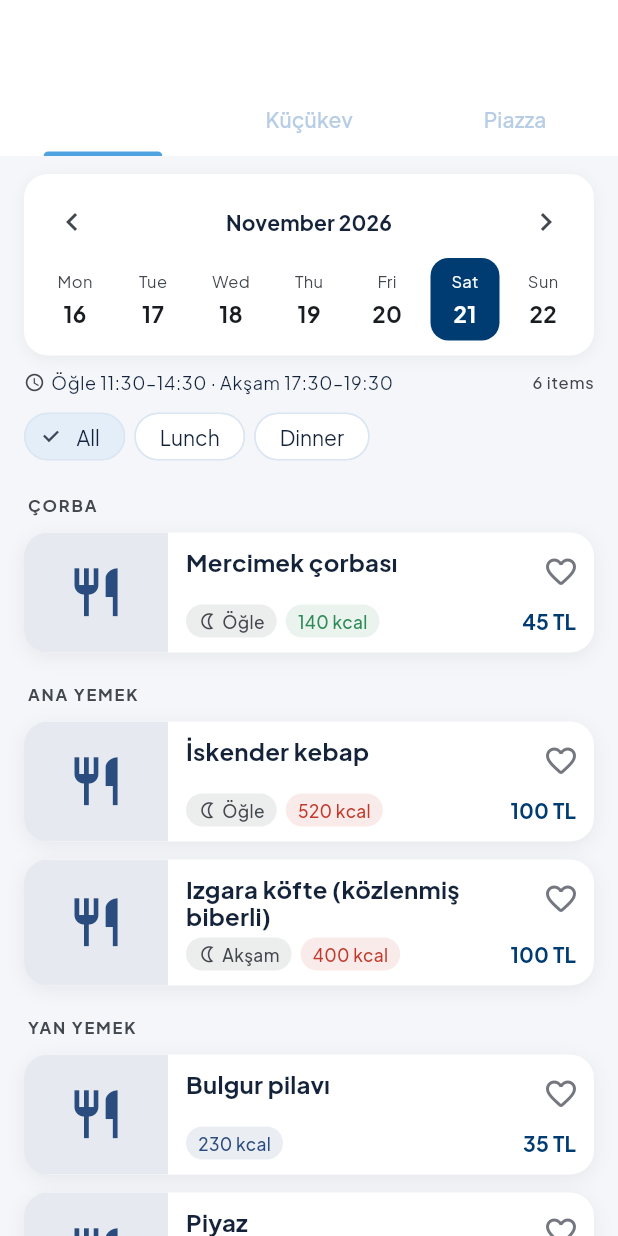
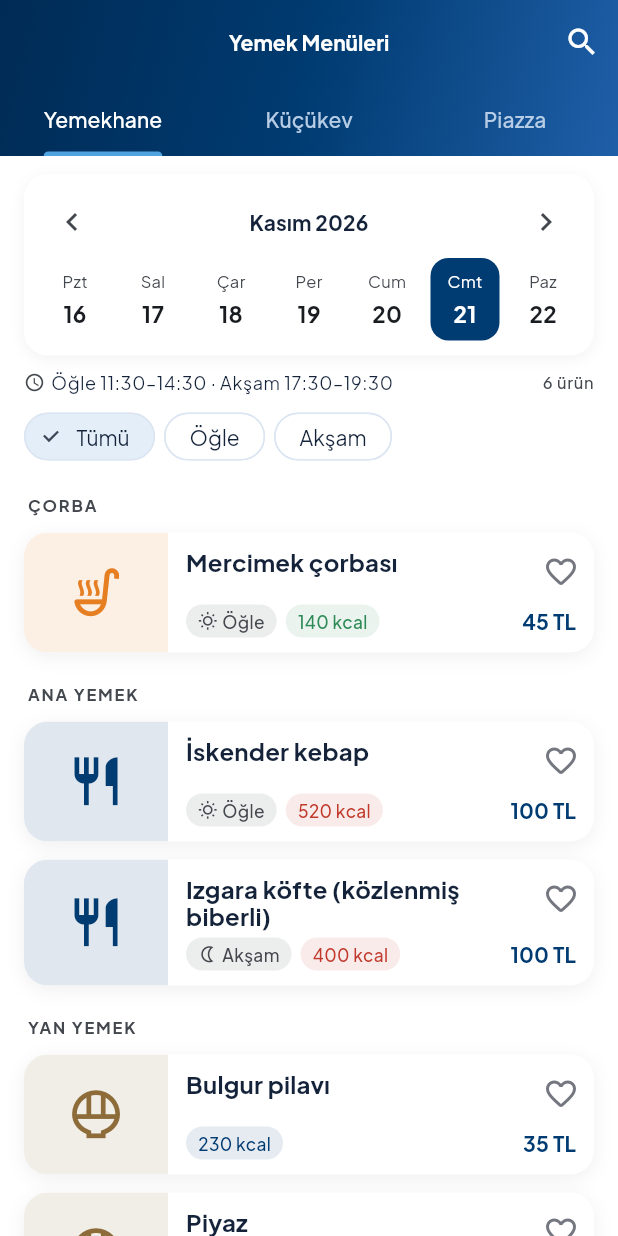
Before and after one commit to ikranurtoksoz/CS310, a Flutter app: the MenusScreen screen opened directly, on a phone screen of 412 x 824 dp. Run offline on Flutter 3.47's test engine with Material 3 defaults, Android fonts, the phone set to English and light mode, and no system bars; our stand-ins replace google_fonts.

Commit message:
feat(dining): restyle Menus screen and MealCard with shared theme

```diff
--- a/survivor_app/lib/screens/menus_screen.dart
+++ b/survivor_app/lib/screens/menus_screen.dart
@@ -1,4 +1,6 @@
 import 'package:flutter/material.dart';
+
+import '../theme/app_theme.dart';
 
 import '../data/mock_meals.dart';
 import '../models/meal.dart';
@@ -17,7 +19,7 @@ class _MenusScreenState extends State<MenusScreen>
   late final TabController _tabs =
       TabController(length: DiningLocation.values.length, vsync: this);
   DateTime _date = DateUtils.dateOnly(DateTime.now());
-  String _slot = 'All';
+  String _slot = 'Tümü';
   String _query = '';
 
   @override
@@ -30,15 +32,16 @@ class _MenusScreenState extends State<MenusScreen>
   Widget build(BuildContext context) {
     final cs = Theme.of(context).colorScheme;
     return Scaffold(
-      backgroundColor: const Color(0xFFF4F6FA),
+      backgroundColor: Colors.transparent,
       appBar: AppBar(
-        title: const Text('Campus Menus'),
-        backgroundColor: cs.surface,
-        surfaceTintColor: Colors.transparent,
+        title: const Text('Yemek Menüleri'),
+        flexibleSpace: Container(
+          decoration: const BoxDecoration(gradient: AppTheme.headerGradient),
+        ),
         actions: [
           IconButton(
             icon: const Icon(Icons.search),
-            tooltip: 'Search dishes',
+            tooltip: 'Yemek ara',
             onPressed: () async {
               final r = await showSearch<String?>(
                   context: context, delegate: _MealSearchDelegate());
@@ -90,8 +93,8 @@ class _LocationMenu extends StatelessWidget {
   final VoidCallback onClearQuery;
 
   static const _order = [
-    'Soup', 'Breakfast', 'Main', 'Pide', 'Pasta', 'Burger', 'Wrap', 'Chicken',
-    'Meat', 'Snack', 'Toast', 'Side', 'Salad', 'Dessert', 'Drink',
+    'Çorba', 'Kahvaltı', 'Ana Yemek', 'Pide', 'Makarna', 'Burger', 'Dürüm',
+    'Tavuk', 'Et', 'Atıştırmalık', 'Tost', 'Yan Yemek', 'Salata', 'Tatlı', 'İçecek',
   ];
 
   @override
@@ -103,7 +106,7 @@ class _LocationMenu extends StatelessWidget {
     final meals = mockMeals
         .where((m) => m.location == location && m.servedOn(date))
         .where((m) => q.isEmpty || m.name.toLowerCase().contains(q))
-        .where((m) => slot == 'All' || m.slot == null || m.slot == slot)
+        .where((m) => slot == 'Tümü' || m.slot == null || m.slot == slot)
         .toList();
 
     final categories = <String>[];
@@ -130,7 +133,7 @@ class _LocationMenu extends StatelessWidget {
                 child: Text(serviceHours[location]!,
                     style: theme.textTheme.bodySmall),
               ),
-              Text('${meals.length} items',
+              Text('${meals.length} ürün',
                   style: theme.textTheme.labelSmall
                       ?.copyWith(color: cs.onSurfaceVariant)),
             ],
@@ -139,7 +142,7 @@ class _LocationMenu extends StatelessWidget {
             const SizedBox(height: 8),
             Row(
               children: [
-                for (final v in ['All', 'Lunch', 'Dinner'])
+                for (final v in ['Tümü', 'Öğle', 'Akşam'])
                   Padding(
                     padding: const EdgeInsets.only(right: 6),
                     child: ChoiceChip(
@@ -158,7 +161,7 @@ class _LocationMenu extends StatelessWidget {
               child: Align(
                 alignment: Alignment.centerLeft,
                 child: InputChip(
-                  label: Text('Search: $query'),
+                  label: Text('Arama: $query'),
                   onDeleted: onClearQuery,
                 ),
               ),
@@ -171,8 +174,8 @@ class _LocationMenu extends StatelessWidget {
                 children: [
                   Icon(Icons.no_meals, size: 48, color: cs.outline),
                   const SizedBox(height: 8),
-                  Text('No dishes found', style: theme.textTheme.titleMedium),
-                  Text('Try another day or clear the search.',
+                  Text('Yemek bulunamadı', style: theme.textTheme.titleMedium),
+                  Text('Başka bir gün seç veya aramayı temizle.',
                       style: theme.textTheme.bodySmall),
                 ],
               ),
@@ -197,8 +200,8 @@ class _LocationMenu extends StatelessWidget {
                     ..showSnackBar(SnackBar(
                       behavior: SnackBarBehavior.floating,
                       content: Text(added
-                          ? '${meal.name} added to favourites'
-                          : '${meal.name} removed from favourites'),
+                          ? '${meal.name} favorilere eklendi'
+                          : '${meal.name} favorilerden çıkarıldı'),
                       duration: const Duration(seconds: 2),
                     ));
                 },
@@ -206,7 +209,7 @@ class _LocationMenu extends StatelessWidget {
           ],
           const SizedBox(height: 16),
           Center(
-            child: Text('Last updated by admin · 08:10',
+            child: Text('Son güncelleme (admin) · 08:10',
                 style: theme.textTheme.bodySmall
                     ?.copyWith(color: cs.onSurfaceVariant)),
           ),
@@ -221,10 +224,10 @@ class _DateStrip extends StatelessWidget {
   final DateTime date;
   final ValueChanged<DateTime> onDate;
 
-  static const _days = ['Mon', 'Tue', 'Wed', 'Thu', 'Fri', 'Sat', 'Sun'];
+  static const _days = ['Pzt', 'Sal', 'Çar', 'Per', 'Cum', 'Cmt', 'Paz'];
   static const _months = [
-    'January', 'February', 'March', 'April', 'May', 'June', 'July',
-    'August', 'September', 'October', 'November', 'December',
+    'Ocak', 'Şubat', 'Mart', 'Nisan', 'Mayıs', 'Haziran', 'Temmuz',
+    'Ağustos', 'Eylül', 'Ekim', 'Kasım', 'Aralık',
   ];
 
   @override
@@ -266,7 +269,7 @@ class _DateStrip extends StatelessWidget {
               ),
               if (!DateUtils.isSameDay(date, today))
                 TextButton(
-                    onPressed: () => onDate(today), child: const Text('Today')),
+                    onPressed: () => onDate(today), child: const Text('Bugün')),
               IconButton(
                 icon: const Icon(Icons.chevron_right),
                 onPressed: () => onDate(date.add(const Duration(days: 7))),
--- a/survivor_app/lib/widgets/meal_card.dart
+++ b/survivor_app/lib/widgets/meal_card.dart
@@ -1,4 +1,6 @@
 import 'package:flutter/material.dart';
+
+import '../theme/app_theme.dart';
 
 import '../models/meal.dart';
 
@@ -18,7 +20,7 @@ class MealCard extends StatelessWidget {
 
   Color _kcalColor(int kcal) {
     if (kcal < 200) return const Color(0xFF2E8B57);
-    if (kcal < 400) return const Color(0xFF2B4C7E);
+    if (kcal < 400) return AppTheme.primaryColor;
     return const Color(0xFFC0392B);
   }
 
@@ -28,7 +30,7 @@ class MealCard extends StatelessWidget {
     final cs = theme.colorScheme;
     final priceText = meal.priceTl != null
         ? '${meal.priceTl!.toStringAsFixed(0)} TL'
-        : (meal.location == DiningLocation.yemekhane ? 'Set menu' : null);
+        : (meal.location == DiningLocation.yemekhane ? 'Fiks menü' : null);
 
     return Container(
       margin: const EdgeInsets.symmetric(vertical: 6),
@@ -78,14 +80,14 @@ class MealCard extends StatelessWidget {
                             child: IconButton(
                               padding: EdgeInsets.zero,
                               tooltip: isFavourite
-                                  ? 'Remove from favourites'
-                                  : 'Add to favourites',
+                                  ? 'Favorilerden çıkar'
+                                  : 'Favorilere ekle',
                               icon: Icon(
                                 isFavourite
                                     ? Icons.favorite_rounded
                                     : Icons.favorite_outline_rounded,
                                 color: isFavourite
-                                    ? const Color(0xFFE53935)
+                                    ? AppTheme.primaryColor
                                     : cs.outline,
                                 size: 24,
                               ),
@@ -114,14 +116,14 @@ class MealCard extends StatelessWidget {
                               children: [
                                 if (meal.slot != null)
                                   _Tag(meal.slot!,
-                                      icon: meal.slot == 'Lunch'
+                                      icon: meal.slot == 'Öğle'
                                           ? Icons.wb_sunny_outlined
                                           : Icons.nightlight_outlined),
                                 if (meal.kcal != null)
                                   _Tag('${meal.kcal} kcal',
                                       color: _kcalColor(meal.kcal!)),
                                 if (!meal.servedToday)
-                                  const _Tag('Not today', color: Colors.grey),
+                                  const _Tag('Bugün yok', color: AppTheme.textSecondary),
                               ],
                             ),
                           ),
@@ -188,44 +190,44 @@ class CategoryTile extends StatelessWidget {
   final double size;
 
   static const _icons = {
-    'Soup': Icons.soup_kitchen_outlined,
-    'Main': Icons.restaurant_outlined,
-    'Side': Icons.rice_bowl_outlined,
-    'Salad': Icons.eco_outlined,
-    'Dessert': Icons.cake_outlined,
-    'Drink': Icons.local_cafe_outlined,
-    'Breakfast': Icons.egg_alt_outlined,
-    'Toast': Icons.breakfast_dining_outlined,
-    'Snack': Icons.fastfood_outlined,
-    'Pasta': Icons.ramen_dining_outlined,
+    'Çorba': Icons.soup_kitchen_outlined,
+    'Ana Yemek': Icons.restaurant_outlined,
+    'Yan Yemek': Icons.rice_bowl_outlined,
+    'Salata': Icons.eco_outlined,
+    'Tatlı': Icons.cake_outlined,
+    'İçecek': Icons.local_cafe_outlined,
+    'Kahvaltı': Icons.egg_alt_outlined,
+    'Tost': Icons.breakfast_dining_outlined,
+    'Atıştırmalık': Icons.fastfood_outlined,
+    'Makarna': Icons.ramen_dining_outlined,
     'Pide': Icons.local_pizza_outlined,
     'Burger': Icons.lunch_dining_outlined,
-    'Wrap': Icons.kebab_dining_outlined,
-    'Chicken': Icons.set_meal_outlined,
-    'Meat': Icons.outdoor_grill_outlined,
+    'Dürüm': Icons.kebab_dining_outlined,
+    'Tavuk': Icons.set_meal_outlined,
+    'Et': Icons.outdoor_grill_outlined,
   };
 
   static const _colors = {
-    'Soup': Color(0xFFE67E22),
-    'Main': Color(0xFF2B4C7E),
-    'Side': Color(0xFF8E6C3A),
-    'Salad': Color(0xFF2E8B57),
-    'Dessert': Color(0xFFC2185B),
-    'Drink': Color(0xFF6D4C41),
-    'Breakfast': Color(0xFFF9A825),
-    'Toast': Color(0xFFD08C2E),
-    'Snack': Color(0xFFE53935),
-    'Pasta': Color(0xFFD4A017),
+    'Çorba': Color(0xFFE67E22),
+    'Ana Yemek': AppTheme.primaryColor,
+    'Yan Yemek': Color(0xFF8E6C3A),
+    'Salata': Color(0xFF2E8B57),
+    'Tatlı': Color(0xFFC2185B),
+    'İçecek': Color(0xFF6D4C41),
+    'Kahvaltı': Color(0xFFF9A825),
+    'Tost': Color(0xFFD08C2E),
+    'Atıştırmalık': AppTheme.primaryColor,
+    'Makarna': Color(0xFFD4A017),
     'Pide': Color(0xFFB7410E),
     'Burger': Color(0xFF8D4E1E),
-    'Wrap': Color(0xFF7B1FA2),
-    'Chicken': Color(0xFFC0392B),
-    'Meat': Color(0xFF6D1B1B),
+    'Dürüm': Color(0xFF7B1FA2),
+    'Tavuk': Color(0xFFC0392B),
+    'Et': Color(0xFF6D1B1B),
   };
 
   @override
   Widget build(BuildContext context) {
-    final c = _colors[category] ?? const Color(0xFF2B4C7E);
+    final c = _colors[category] ?? AppTheme.primaryColor;
     return Container(
       width: size,
       color: c.withValues(alpha: 0.12),
```
